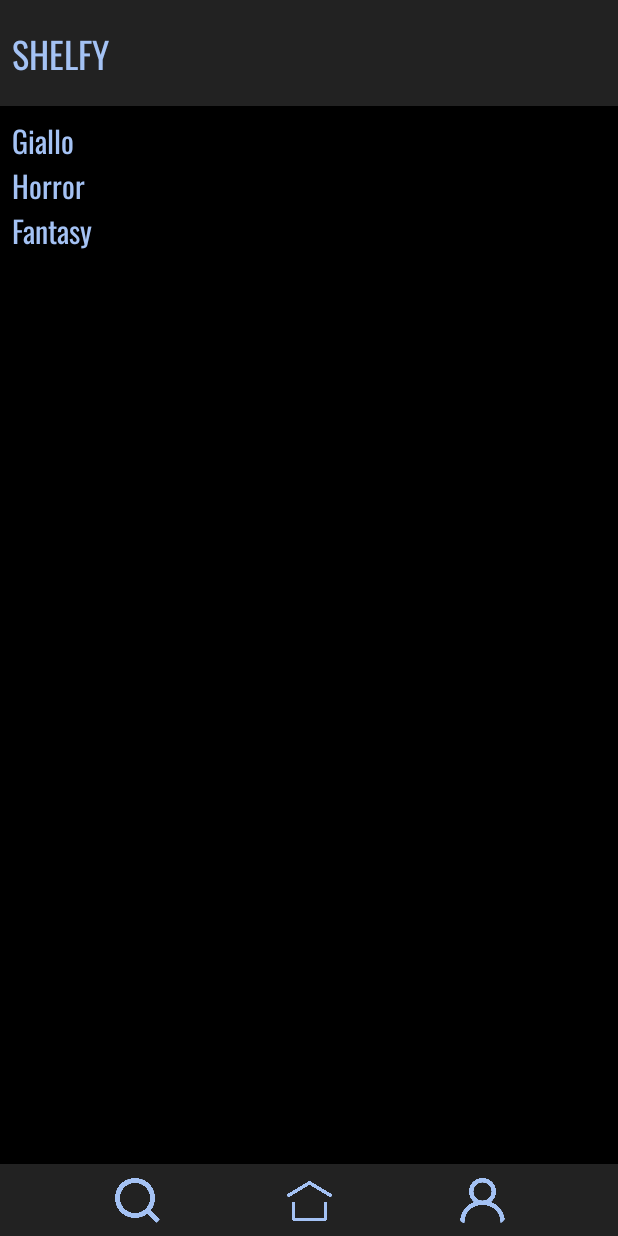
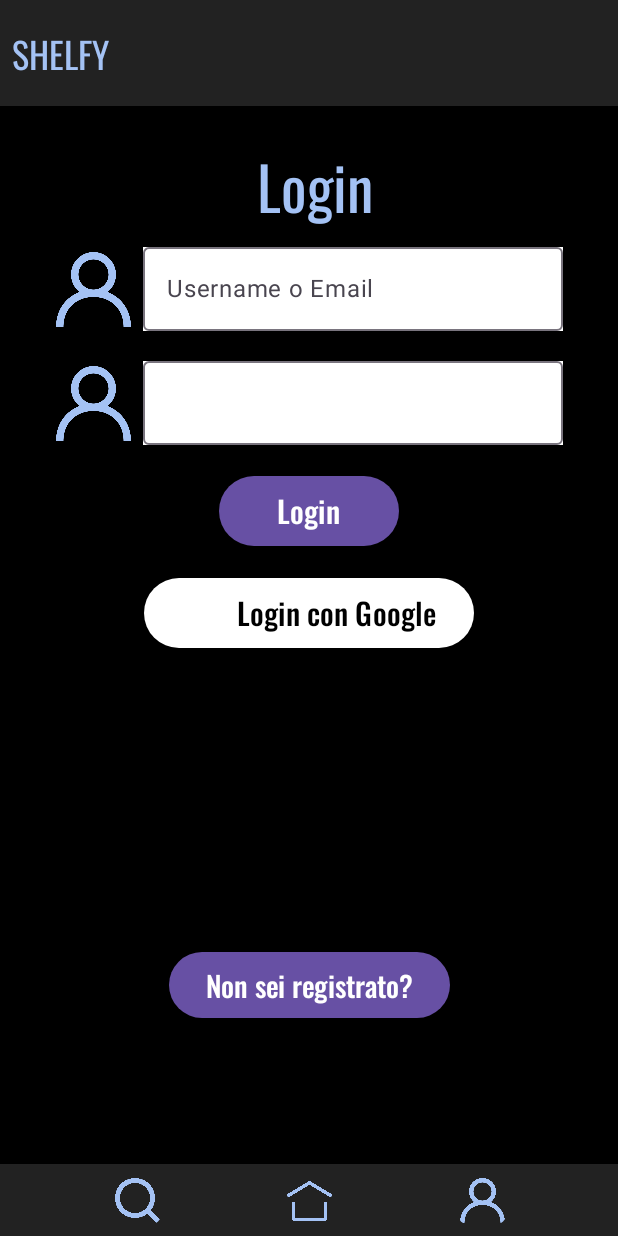
Before and after one commit to riccardoFus/progetto_LPMST, an Android app built with Jetpack Compose: the screen it shows after launch (MainActivity), on a phone screen of 412 x 824 dp. Run offline under Robolectric (Android 15) with nearby library versions, the phone set to English and light mode, and no system bars; network calls fail; pictures from the network do not load; 3 statements that could not run were skipped.

Commit message:
GUI login e signin

```diff
--- a/shelfy/app/src/main/java/com/example/shelfy/navigation/NavGraph.kt
+++ b/shelfy/app/src/main/java/com/example/shelfy/navigation/NavGraph.kt
@@ -11,11 +11,13 @@ import com.example.shelfy.ui.screens.HomePage
 import com.example.shelfy.ui.screens.Profilo
 import com.example.shelfy.ui.screens.Search
 import com.example.shelfy.ui.screens.Visualizer
+import com.example.shelfy.ui.screens.Login
+import com.example.shelfy.ui.screens.SignIn
 
 @Composable
 fun NavGraph(appViewModel: BookHomePageViewModel = viewModel()){
     val navController = rememberNavController()
-    NavHost(navController = navController, startDestination = Screens.HOME_SCREEN){
+    NavHost(navController = navController, startDestination = Screens.LOGIN_SCREEN){
         composable(Screens.HOME_SCREEN){
             HomePage(viewModel = appViewModel, navController = navController)
         }
@@ -27,6 +29,12 @@ fun NavGraph(appViewModel: BookHomePageViewModel = viewModel()){
         }
         composable(Screens.VISUALIZER_SCREEN){
             Visualizer(viewModel = appViewModel, navController = navController)
+        }
+        composable(Screens.LOGIN_SCREEN){
+            Login(viewModel = appViewModel, navController = navController)
+        }
+        composable(Screens.SIGNIN_SCREEN){
+            SignIn(viewModel = appViewModel, navController = navController)
         }
 
         /*
--- a/shelfy/app/src/main/java/com/example/shelfy/navigation/Screen.kt
+++ b/shelfy/app/src/main/java/com/example/shelfy/navigation/Screen.kt
@@ -5,4 +5,6 @@ object Screens {
     const val PROFILE_SCREEN = "PROFILE_SCREEN"
     const val SEARCH_SCREEN = "SEARCH_SCREEN"
     const val VISUALIZER_SCREEN = "VISUALIZER_SCREEN"
+    const val LOGIN_SCREEN = "LOGIN_SCREEN"
+    const val SIGNIN_SCREEN = "SIGNIN_SCREEN"
 }
--- /dev/null
+++ b/shelfy/app/src/main/java/com/example/shelfy/ui/screens/Login.kt
@@ -0,0 +1,232 @@
+package com.example.shelfy.ui.screens
+
+import androidx.compose.foundation.Image
+import androidx.compose.foundation.background
+import androidx.compose.foundation.clickable
+import androidx.compose.foundation.horizontalScroll
+import androidx.compose.foundation.layout.Arrangement
+import androidx.compose.foundation.layout.Box
+import androidx.compose.foundation.layout.Column
+import androidx.compose.foundation.layout.Row
+import androidx.compose.foundation.layout.fillMaxHeight
+import androidx.compose.foundation.layout.fillMaxWidth
+import androidx.compose.foundation.layout.height
+import androidx.compose.foundation.layout.padding
+import androidx.compose.foundation.layout.size
+import androidx.compose.foundation.layout.width
+import androidx.compose.foundation.layout.widthIn
+import androidx.compose.foundation.lazy.LazyRow
+import androidx.compose.foundation.lazy.items
+import androidx.compose.foundation.rememberScrollState
+import androidx.compose.foundation.shape.RoundedCornerShape
+import androidx.compose.foundation.verticalScroll
+import androidx.compose.material3.Button
+import androidx.compose.material3.ButtonDefaults
+import androidx.compose.material3.Divider
+import androidx.compose.material3.Icon
+import androidx.compose.material3.IconButton
+import androidx.compose.material3.OutlinedButton
+import androidx.compose.material3.OutlinedTextField
+import androidx.compose.material3.Text
+import androidx.compose.material3.TextField
+import androidx.compose.runtime.Composable
+import androidx.compose.runtime.getValue
+import androidx.compose.runtime.mutableStateOf
+import androidx.compose.runtime.saveable.rememberSaveable
+import androidx.compose.runtime.setValue
+import androidx.compose.ui.Alignment
+import androidx.compose.ui.Modifier
+import androidx.compose.ui.draw.clip
+import androidx.compose.ui.graphics.Color
+import androidx.compose.ui.layout.ContentScale
+import androidx.compose.ui.platform.LocalContext
+import androidx.compose.ui.res.painterResource
+import androidx.compose.ui.text.TextStyle
+import androidx.compose.ui.text.font.FontWeight
+import androidx.compose.ui.text.input.PasswordVisualTransformation
+import androidx.compose.ui.text.style.TextAlign
+import androidx.compose.ui.text.style.TextOverflow
+import androidx.compose.ui.tooling.preview.Preview
+import androidx.compose.ui.unit.dp
+import androidx.compose.ui.unit.sp
+import androidx.navigation.NavHostController
+import androidx.navigation.compose.rememberNavController
+import coil.compose.AsyncImage
+import coil.request.ImageRequest
+import com.example.shelfy.ui.BookHomePageViewModel
+import com.example.shelfy.R
+import com.example.shelfy.ui.theme.BlackBar
+import com.example.shelfy.ui.theme.BlackPage
+import com.example.shelfy.ui.theme.BlueText
+import com.example.shelfy.ui.theme.WhiteText
+import com.example.shelfy.ui.theme.fonts
+import kotlinx.coroutines.delay
+
+@Composable
+fun Login(
+    viewModel : BookHomePageViewModel,
+    navController : NavHostController
+){
+    Column(
+        modifier = Modifier
+            .fillMaxWidth()
+            .fillMaxHeight()
+            .background(color = BlackPage)
+    ) {
+        Box(
+            modifier = Modifier
+                .weight(1f)
+                .background(color = BlackBar),
+            contentAlignment = Alignment.Center
+        ) {
+            Text(
+                text = "SHELFY",
+                color = BlueText,
+                fontFamily = fonts,
+                fontSize = 24.sp,
+                modifier = Modifier
+                    .fillMaxWidth()
+                    .padding(8.dp)
+            )
+        }
+        Box(
+            modifier = Modifier
+                .weight(10f)
+                .verticalScroll(rememberScrollState())
+        ) {
+            Column (modifier = Modifier
+                .fillMaxWidth()
+                .padding(15.dp),
+                horizontalAlignment = Alignment.CenterHorizontally){
+
+                    Text(
+                        text = "Login",
+                        color = BlueText,
+                        modifier = Modifier.padding(start = 8.dp, top = 8.dp, bottom = 11.dp),
+                        fontSize = 40.sp,
+                        fontFamily = fonts
+                    )
+                var user by rememberSaveable { mutableStateOf("") }
+                    Box() {
+                        Row(modifier = Modifier) {
+                            Icon(
+                                painter = painterResource(id = R.drawable.profile_icon_512x512_w0uaq4yr),
+                                contentDescription = "Profilo",
+                                modifier = Modifier
+                                    .padding(end = 8.dp)
+                                    .size(50.dp)
+                                    .align(Alignment.CenterVertically),
+                                tint = BlueText
+                            )
+                            OutlinedTextField(
+                                value = user,
+                                onValueChange = { newText -> user = newText },
+                                placeholder = {Text(text = "Username o Email")},
+                                modifier = Modifier.background(Color.White),
+                                textStyle = TextStyle(fontSize = 20.sp))
+                        }
+
+                    }
+                var password by rememberSaveable { mutableStateOf("") }
+                Box(modifier = Modifier.padding(top = 20.dp)) {
+                    Row(){
+                        Icon(
+                            painter = painterResource(id = R.drawable.profile_icon_512x512_w0uaq4yr),
+                            contentDescription = "Profilo",
+                            modifier = Modifier
+                                .padding(end = 8.dp)
+                                .size(50.dp)
+                                .align(Alignment.CenterVertically),
+                            tint = BlueText
+                        )
+                        OutlinedTextField(
+                            value = password,
+                            onValueChange = { newText -> password = newText},
+                            modifier = Modifier.background(Color.White),
+                            visualTransformation = PasswordVisualTransformation(),
+                            textStyle = TextStyle(fontSize = 20.sp)
+                        )
+                    }
+                }
+
+                    Button(onClick = {}, modifier = Modifier
+                        .padding(20.dp)
+                        .widthIn(120.dp),
+                        content = {
+                            Text(text = "Login", modifier = Modifier
+                                .align(Alignment.CenterVertically),
+                            fontSize = 20.sp,
+                            fontFamily = fonts,
+                            textAlign = TextAlign.Start)}
+                        )
+
+                Button(onClick = {}, modifier = Modifier, colors = ButtonDefaults.buttonColors(containerColor = Color.White)){
+                    Icon(painter = painterResource(id = R.drawable.profile_icon_512x512_w0uaq4yr),
+                    contentDescription = "Profilo",
+                    modifier = Modifier
+                        .padding(end = 8.dp)
+                        .size(30.dp)
+                        .align(Alignment.CenterVertically))
+                    Text(text = "Login con Google", fontSize = 20.sp, fontFamily = fonts, color = Color.Black)
+                }
+
+                Button(onClick = {navController.navigate("SIGNIN_SCREEN")}, modifier = Modifier
+                    .padding(top = 200.dp)
+                    .widthIn(185.dp),
+                    content = {
+                        Text(text = "Non sei registrato?", modifier = Modifier
+                            .align(Alignment.CenterVertically),
+                            fontSize = 19.sp,
+                            fontFamily = fonts,
+                            textAlign = TextAlign.Center)}
+                )
+            }
+        }
+
+        Row(
+            modifier = Modifier
+                .background(color = BlackBar)
+                .fillMaxWidth(),
+            horizontalArrangement = Arrangement.SpaceEvenly
+        ) {
+            IconButton(onClick = { navController.navigate("SEARCH_SCREEN") }) {
+                Icon(
+                    painter = painterResource(id = R.drawable.search_outline_1024x1024),
+                    contentDescription = "Search",
+                    tint = BlueText,
+                    modifier = Modifier
+                        .weight(1f)
+                        .size(30.dp)
+                )
+            }
+            IconButton(onClick = {}) {
+                Icon(
+                    painter = painterResource(id = R.drawable.home_1024x919),
+                    contentDescription = "Home",
+                    tint = BlueText,
+                    modifier = Modifier
+                        .weight(1f)
+                        .size(30.dp)
+                )
+            }
+            IconButton(onClick = { navController.navigate("PROFILE_SCREEN") }) {
+                Icon(
+                    painter = painterResource(id = R.drawable.profile_icon_512x512_w0uaq4yr),
+                    contentDescription = "Search",
+                    tint = BlueText,
+                    modifier = Modifier
+                        .weight(1f)
+                        .size(30.dp)
+                )
+            }
+        }
+    }
+}
+
+
+@Preview
+@Composable
+fun preview0(){
+    Login(viewModel = BookHomePageViewModel(),
+    navController = rememberNavController())
+}
--- a/shelfy/app/src/main/java/com/example/shelfy/ui/screens/Profilo.kt
+++ b/shelfy/app/src/main/java/com/example/shelfy/ui/screens/Profilo.kt
@@ -120,8 +120,6 @@ fun Profilo(
                             .size(28.dp)
                     )
                 }
-
-
             }
         }
         Row (
```
Also changed, not shown: shelfy/app/src/main/java/com/example/shelfy/ui/screens/SignIn.kt (added, +257 -0 lines).
